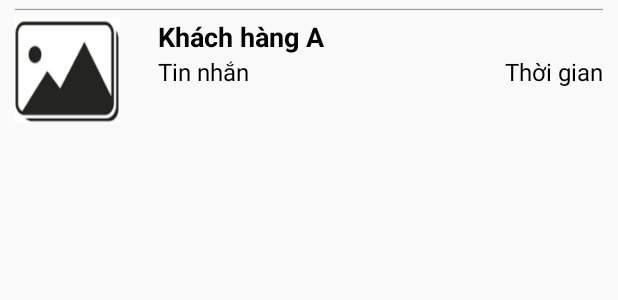
After one commit to NgocThang2003/Nhom6_ChuyenDe2, an Android app: the layout item_danhbatinnhan.xml on its own in the app's theme, with its tools: preview values and no code run, on a phone screen of 412 x 824 dp. The commit adds this screen. Shown: the top 300 px of the screen. Run offline under Robolectric (Android 15) with nearby library versions, the phone set to English and light mode, and no system bars.

```diff
--- /dev/null
+++ b/app/src/main/res/drawable/bg_botron_danhba_tinnhan.xml
@@ -0,0 +1,5 @@
+<?xml version="1.0" encoding="utf-8"?>
+<shape xmlns:android="http://schemas.android.com/apk/res/android">
+<corners android:radius="50dp"></corners>
+    <solid android:color="#000"></solid>
+</shape>
--- /dev/null
+++ b/app/src/main/res/drawable/bg_timkiem_danhba_tinnhan.xml
@@ -0,0 +1,5 @@
+<?xml version="1.0" encoding="utf-8"?>
+<shape xmlns:android="http://schemas.android.com/apk/res/android">
+    <solid android:color="#EEEBEB"></solid>
+    <corners android:radius="10dp"></corners>
+</shape>
--- /dev/null
+++ b/app/src/main/res/layout/item_danhbatinnhan.xml
@@ -0,0 +1,73 @@
+<?xml version="1.0" encoding="utf-8"?>
+<LinearLayout xmlns:android="http://schemas.android.com/apk/res/android"
+    android:layout_width="match_parent"
+    android:layout_height="wrap_content"
+    android:orientation="vertical">
+
+    <LinearLayout
+        android:layout_width="match_parent"
+        android:layout_height="wrap_content"
+        android:orientation="vertical"
+        android:paddingLeft="10dp"
+        android:paddingTop="5dp"
+        android:paddingRight="10dp">
+
+        <ImageView
+            android:layout_width="match_parent"
+            android:layout_height="1dp"
+            android:layout_marginBottom="5dp"
+            android:scaleType="fitXY"
+            android:src="@drawable/img_duongke"></ImageView>
+
+        <LinearLayout
+            android:layout_width="match_parent"
+            android:layout_height="wrap_content"
+            android:layout_marginBottom="7dp"
+            android:orientation="horizontal">
+
+
+            <ImageView
+                android:layout_width="70dp"
+                android:layout_height="70dp"
+                android:scaleType="fitXY"
+                android:src="@drawable/anhsp_quantri"></ImageView>
+
+            <LinearLayout
+                android:layout_width="match_parent"
+                android:layout_height="wrap_content"
+                android:orientation="vertical"
+                android:paddingLeft="25dp">
+
+                <TextView
+                    android:layout_width="match_parent"
+                    android:layout_height="wrap_content"
+                    android:text="Khách hàng A"
+                    android:textColor="#000"
+                    android:textSize="18dp"
+                    android:textStyle="bold"></TextView>
+
+                <LinearLayout
+                    android:layout_width="match_parent"
+                    android:layout_height="wrap_content"
+                    android:orientation="horizontal">
+
+                    <TextView
+                        android:layout_width="wrap_content"
+                        android:layout_height="wrap_content"
+                        android:layout_weight="1"
+                        android:paddingRight="30dp"
+                        android:text="Tin nhắn"
+                        android:textColor="#000"
+                        android:textSize="16dp"></TextView>
+
+                    <TextView
+                        android:layout_width="wrap_content"
+                        android:layout_height="wrap_content"
+                        android:text="Thời gian"
+                        android:textColor="#000"
+                        android:textSize="16dp"></TextView>
+                </LinearLayout>
+            </LinearLayout>
+        </LinearLayout>
+    </LinearLayout>
+</LinearLayout>
--- a/app/src/main/res/layout/layout_item_danhsachdonhang.xml
+++ b/app/src/main/res/layout/layout_item_danhsachdonhang.xml
@@ -74,7 +74,7 @@
                     android:layout_height="wrap_content"
                     android:layout_weight="1"
                     android:gravity="right"
-                    android:text="Số điện thoại"
+                    android:text="Tên sản phẩm"
                     android:textColor="#000"
                     android:textSize="14dp"></TextView>
 
@@ -84,7 +84,7 @@
                     android:layout_marginTop="3dp"
                     android:layout_weight="1"
                     android:gravity="right"
-                    android:text="Số điện thoại"
+                    android:text="Chú thich"
                     android:textColor="#715858"
                     android:textSize="14dp"></TextView>
             </LinearLayout>
@@ -187,6 +187,7 @@
             android:orientation="horizontal">
 
             <Button
+                android:textColor="#fff"
                 android:layout_width="wrap_content"
                 android:layout_height="40dp"
                 android:layout_marginRight="40dp"
@@ -199,6 +200,7 @@
             </Button>
 
             <Button
+                android:textColor="#fff"
                 android:layout_width="wrap_content"
                 android:layout_height="40dp"
                 android:layout_marginLeft="40dp"
```
Also changed, not shown: app/src/main/AndroidManifest.xml (+5 -6 lines), app/src/main/java/com/example/nhom6/DonHang.java (+27 -1 lines), app/src/main/java/com/example/nhom6/MainActivity_ChiTietSanPham.java (+70 -13 lines), app/src/main/java/com/example/nhom6/MainActivity_DanhBaTinNhan.java (added, +14 -0 lines), app/src/main/res/layout/activity_main_danh_ba_tin_nhan.xml (added, +45 -0 lines).
